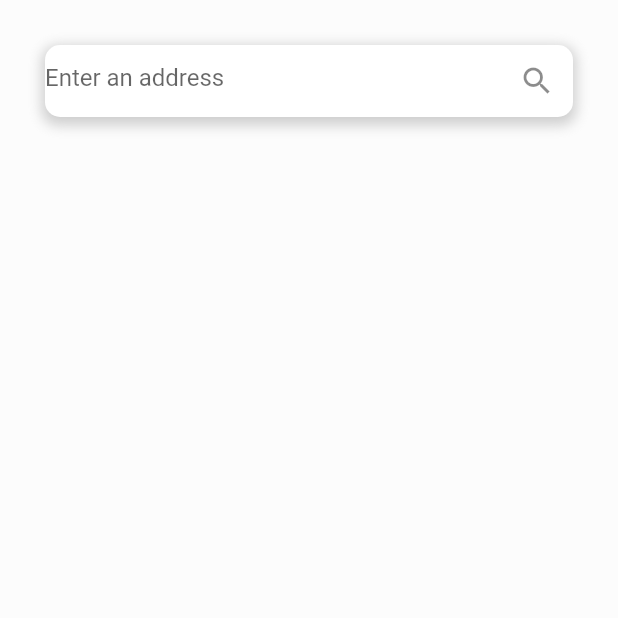
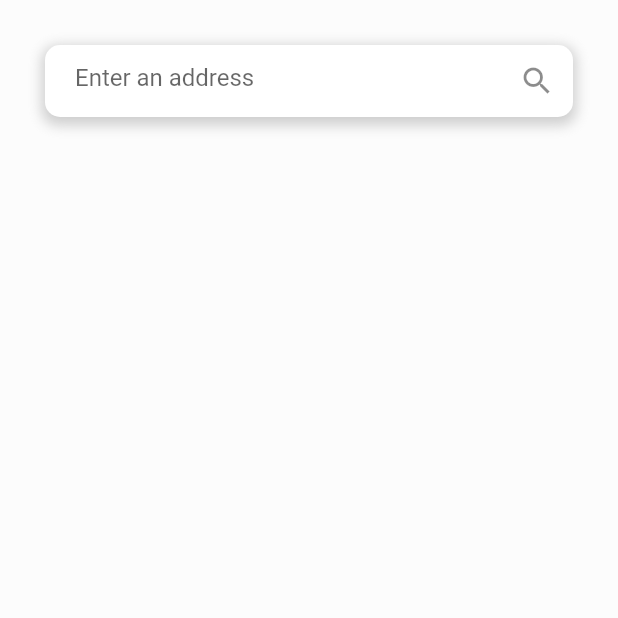
Before and after one commit to HACKY-TALKY-2-2/team19-app, a Flutter app: the SearchPage screen opened directly, on a phone screen of 412 x 824 dp, the top half of it. Run offline on Flutter 3.47's test engine with Material 2 defaults, Android fonts, the phone set to English and light mode, and no system bars; our stand-ins replace dio, flutter_secure_storage, geolocator, google_maps_flutter; accounts and stored records are empty; network calls fail.

```diff
--- a/lib/pages/search_page.dart
+++ b/lib/pages/search_page.dart
@@ -7,7 +7,7 @@ class SearchedAddres {
   late double lat;
   late double lng;
 
-  SearchedAddres(this.name, this.formattedAddress,this.lat,this.lng);
+  SearchedAddres(this.name, this.formattedAddress, this.lat, this.lng);
 }
 
 class SearchPage extends StatefulWidget {
@@ -37,13 +37,13 @@ class _SearchPageState extends State<SearchPage> {
               decoration: BoxDecoration(
                 color: Colors.white, // 검색창 배경색
                 borderRadius: searchedAddress.isEmpty
-                    ? BorderRadius.only(
+                    ? const BorderRadius.only(
                         topRight: Radius.circular(10),
                         bottomRight: Radius.circular(10),
                         topLeft: Radius.circular(10),
                         bottomLeft: Radius.circular(10),
                       )
-                    : BorderRadius.only(
+                    : const BorderRadius.only(
                         topLeft: Radius.circular(10),
                         topRight: Radius.circular(10),
                       ),
@@ -55,10 +55,12 @@ class _SearchPageState extends State<SearchPage> {
                     color: Colors.grey.withOpacity(0.5),
                     spreadRadius: 2,
                     blurRadius: 7,
-                    offset: Offset(0, 3),
+                    offset: const Offset(0, 3),
                   ),
                 ],
               ),
+              child: Padding(
+                padding: const EdgeInsets.only(left: 20),
                 child: TextField(
                   controller: _controller,
                   onChanged: (value) => _searchAddress(),
@@ -67,15 +69,22 @@ class _SearchPageState extends State<SearchPage> {
                     hintText: 'Enter an address',
                     suffixIcon: IconButton(
                       onPressed: () => _searchAddress(),
-                    icon: Icon(Icons.search),
+                      icon: const Icon(Icons.search),
                     ), // 검색 아이콘
                     border: InputBorder.none, // 테두리 없애기
+                  ),
                 ),
               ),
             ),
             // Text(_response),
             Expanded(
               child: Container(
+                decoration: const BoxDecoration(
+                  borderRadius: BorderRadius.only(
+                    bottomLeft: Radius.circular(10),
+                    bottomRight: Radius.circular(10),
+                  ),
+                ),
                 child: ListView.builder(
                   shrinkWrap: true,
                   itemCount: searchedAddress.length,
--- a/lib/pages/setting_page.dart
+++ b/lib/pages/setting_page.dart
@@ -27,6 +27,9 @@ class _SettingPageState extends State<SettingPage> {
               mainAxisAlignment: MainAxisAlignment.center,
               children: [
                 ElevatedButton(
+                  style: const ButtonStyle(
+                      backgroundColor: MaterialStatePropertyAll(Colors.white),
+                      elevation: MaterialStatePropertyAll(0.0)),
                   onPressed: () {},
                   child: Container(
                     clipBehavior: Clip.hardEdge,
@@ -65,6 +68,9 @@ class _SettingPageState extends State<SettingPage> {
                   height: 60,
                 ),
                 ElevatedButton(
+                  style: const ButtonStyle(
+                      backgroundColor: MaterialStatePropertyAll(Colors.white),
+                      elevation: MaterialStatePropertyAll(0.0)),
                   onPressed: () async {
                     final url = Uri.parse(
                         'https://smartreport.seoul.go.kr/w100/index.do');
```
Also changed, not shown: assets/icons/cctv.png (added), 2 other files. Lines whose indentation alone changed are shown as unchanged.
